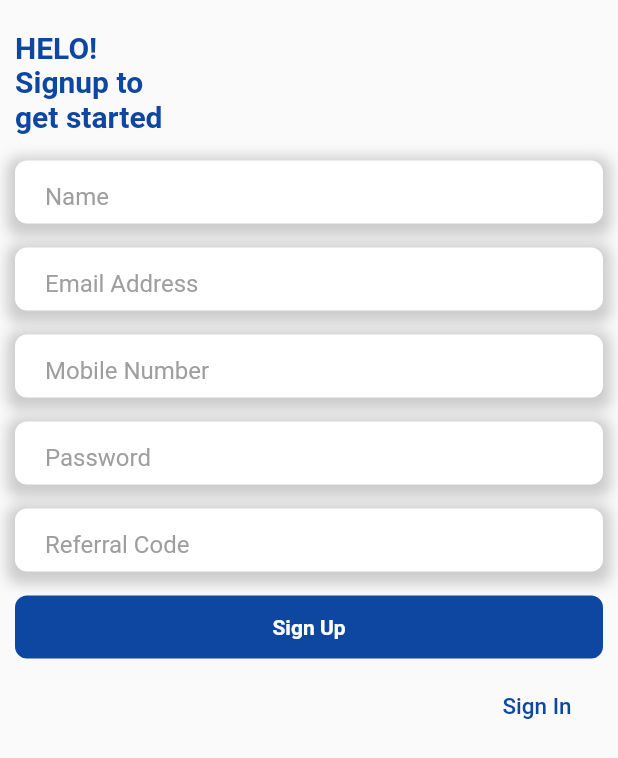
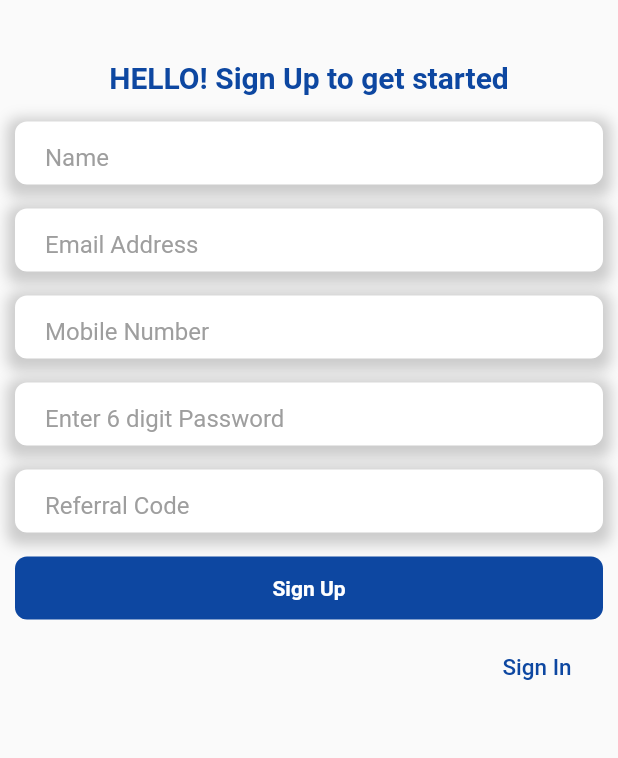
Before and after one commit to Qurat-ul-ainn/PictureSellingApp, a Flutter app: the screen it shows after launch, after a tap on "Sign Up", on a phone screen of 412 x 824 dp. Shown: the top 758 px of the screen. Run offline on Flutter 3.47's test engine with Material 2 defaults, Android fonts, the phone set to English and light mode, and no system bars; our stand-ins replace cloud_firestore, firebase_auth, toast; accounts and stored records are empty; network calls fail.

Commit message:
bug fixes

```diff
--- a/lib/home_screen.dart
+++ b/lib/home_screen.dart
@@ -21,8 +21,8 @@ class _HomePageState extends State<HomePage> {
 
  getUser() async {
    FirebaseUser cuser =  await _auth.currentUser();
-
-   DocumentSnapshot user = await _firestore.collection("UserInfo").document(cuser.uid).get();
+   String code = cuser.uid.substring(0, 6);
+   DocumentSnapshot user = await _firestore.collection("UserInfo").document(code).get();
    print(user.data);
    setState(() {
      _name = user.data["Name"];
--- a/lib/login_signup/components.dart
+++ b/lib/login_signup/components.dart
@@ -2,11 +2,11 @@ import 'package:flutter/cupertino.dart';
 import 'package:flutter/material.dart';
 
 class Component extends StatelessWidget {
-
+  final bool passHide;
   final String txtHint;
   final txtController;
 
-  const Component({Key key, this.txtHint,this.txtController}) : super(key: key);
+  const Component({Key key, this.txtHint,this.txtController, this.passHide}) : super(key: key);
   @override
   Widget build(BuildContext context) {
     return Container(
@@ -27,10 +27,12 @@ class Component extends StatelessWidget {
       ),
       child: TextFormField(
         controller: txtController,
+        obscureText: passHide,
         decoration: InputDecoration(
           contentPadding: EdgeInsets.only(left: 20.0),
           hintText: txtHint,
           border: InputBorder.none,
+
 
           hintStyle: TextStyle(
             color: Colors.grey.shade500,
--- a/lib/login_signup/login_screen.dart
+++ b/lib/login_signup/login_screen.dart
@@ -26,17 +26,17 @@ class SignIn extends StatelessWidget {
     return Scaffold(
       resizeToAvoidBottomInset: false,
       body: SafeArea(
-        child: SingleChildScrollView(
-          child: Padding(
-            padding: const EdgeInsets.all(10.0),
-            child: Center(
+        child: Center(
+          child: SingleChildScrollView(
+            child: Padding(
+              padding: const EdgeInsets.all(10.0),
               child: Column(
                 mainAxisAlignment: MainAxisAlignment.center,
-                crossAxisAlignment: CrossAxisAlignment.start,
+                crossAxisAlignment: CrossAxisAlignment.center,
                 children: <Widget>[
                   SizedBox(height: 60),
                   Text(
-                    'HELO AGAIN!\nWELCOM\nBACK',
+                    'HELLO AGAIN! WELCOME BACK',
                     style: TextStyle(
                       color: Colors.blue[900],
                       fontWeight: FontWeight.bold,
@@ -49,10 +49,12 @@ class SignIn extends StatelessWidget {
                   Component(
                     txtHint: 'Email Address',
                     txtController: _emailController,
+                    passHide: false,
                   ),
                   Component(
                     txtHint: 'Password',
                     txtController: _passController,
+                    passHide: true,
                   ),
                   Button(
                     btnTxt: 'Sign In',
@@ -76,7 +78,7 @@ class SignIn extends StatelessWidget {
                   ),
                   FltButton(
                     btnFunction: () {
-                      Navigator.push(
+                      Navigator.pushReplacement(
                         context,
                         MaterialPageRoute(builder: (context) {
                           return SignUp();
--- a/lib/login_signup/signup_screen.dart
+++ b/lib/login_signup/signup_screen.dart
@@ -3,6 +3,7 @@ import 'package:firebase_auth/firebase_auth.dart';
 import 'package:flutter/material.dart';
 import 'package:streamo/services/database_model.dart';
 import 'package:streamo/login_signup/login_screen.dart';
+import 'package:toast/toast.dart';
 import 'components.dart';
 
 class SignUp extends StatelessWidget {
@@ -21,7 +22,7 @@ class SignUp extends StatelessWidget {
     FirebaseUser cuser =  await _auth.currentUser();
 
      print("aa $code");
-     firestore.collection("UserInfo").document(cuser.uid).setData(userInfo);
+     firestore.collection("UserInfo").document(code).setData(userInfo);
 //         .add(userInfo)
 //         .then((DocumentReference document) {
 //      print(document.documentID);
@@ -30,23 +31,25 @@ class SignUp extends StatelessWidget {
 //    });
   }
 
-//  Future<void> updateData() async{
-//    Firestore firestore = Firestore.instance;
-//    DocumentSnapshot user = await firestore.collection("UserInfo").document(_refCodeController.text).get();
-//    int _earnedMoney = user.data["EarnMoney"];
-//    int _points = user.data["Points"];
-//    firestore.collection("UserInfo").where({'Refferal Code', "==", code}).;
-//
-//
-////         .add(userInfo)
-////         .then((DocumentReference document) {
-////      print(document.documentID);
-////    }).catchError((e) {
-////      print(e);
-////    });
-//  }
 
-  Future<bool> registration(String homePage ,String email, String phone,String pass,int points,String referral)async{
+  Future<void> updateData() async{
+    Firestore firestore = Firestore.instance;
+    DocumentSnapshot user = await firestore.collection("UserInfo").document(_refCodeController.text).get();
+    int _earnedMoney = user.data["EarnMoney"];
+    int _points = user.data["Points"];
+    firestore.collection("UserInfo").document(_refCodeController.text).updateData({"EarnMoney" : _earnedMoney+20,
+    "Points" : _points +20});
+
+
+//         .add(userInfo)
+//         .then((DocumentReference document) {
+//      print(document.documentID);
+//    }).catchError((e) {
+//      print(e);
+//    });
+  }
+
+  Future<bool> registration(String homePage ,String email, String phone,String pass,int points,String referral, BuildContext context)async{
     FirebaseAuth _auth = FirebaseAuth.instance;
     try{
       AuthResult result = await _auth.createUserWithEmailAndPassword(email: email, password: pass);
@@ -56,10 +59,21 @@ class SignUp extends StatelessWidget {
       info.displayName=homePage;
       code = user.uid.substring(0, 6);
       user.updateProfile(info);
-      final userInfo =DataCollection(homePage, email,phone, pass,points, code,earnedMoney);
-      insertData(userInfo.toMap());
-     // updateData();
 
+      if(user != null) {
+        Toast.show("Registered Successfully", context, duration: Toast.LENGTH_LONG, gravity:  Toast.BOTTOM);
+        final userInfo = DataCollection(
+            homePage,
+            email,
+            phone,
+            pass,
+            points,
+            code,
+            earnedMoney);
+
+        insertData(userInfo.toMap());
+         updateData();
+      }
       return true;
     }
     catch(e){
@@ -71,6 +85,7 @@ class SignUp extends StatelessWidget {
   @override
   Widget build(BuildContext context) {
     return Scaffold(
+
       resizeToAvoidBottomInset: false,
       body: SafeArea(
         child: SingleChildScrollView(
@@ -78,11 +93,11 @@ class SignUp extends StatelessWidget {
             padding: const EdgeInsets.all(10.0),
             child: Column(
               mainAxisAlignment: MainAxisAlignment.center,
-              crossAxisAlignment: CrossAxisAlignment.start,
+              crossAxisAlignment: CrossAxisAlignment.center,
               children: <Widget>[
-                SizedBox(height: 10),
+                SizedBox(height: 30),
                 Text(
-                  'HELO!\nSignup to\nget started',
+                  'HELLO! Sign Up to get started',
                   textAlign: TextAlign.left,
                   style: TextStyle(
                     color: Colors.blue[900],
@@ -96,22 +111,27 @@ class SignUp extends StatelessWidget {
                 Component(
                   txtHint: 'Name',
                   txtController: _homePageController,
+                  passHide: false,
                 ),
                 Component(
                   txtHint: 'Email Address',
                   txtController: _emailController,
+                  passHide: false,
                 ),
                 Component(
                   txtHint: 'Mobile Number',
                   txtController: _phoneController,
+                  passHide: false,
                 ),
                 Component(
-                  txtHint: 'Password',
+                  txtHint: 'Enter 6 digit Password',
                   txtController: _passController,
+                  passHide: false,
                 ),
                 Component(
                   txtHint: 'Referral Code',
                   txtController: _refCodeController,
+                  passHide: false,
                 ),
                 Button(
                   btnTxt: 'Sign Up',
@@ -125,10 +145,10 @@ class SignUp extends StatelessWidget {
 
 
 
-                    bool result = await registration(gHomePage, gEmail,gPhone, gPass,points, gReferral);
+                    bool result = await registration(gHomePage, gEmail,gPhone, gPass,points, gReferral, context);
 
                     if(result){
-                      Navigator.of(context).push(MaterialPageRoute(builder: (context){
+                      Navigator.of(context).pushReplacement(MaterialPageRoute(builder: (context){
                         return SignIn();
                       }));
                     }
--- a/pubspec.yaml
+++ b/pubspec.yaml
@@ -27,6 +27,7 @@ dependencies:
   firebase_analytics: ^5.0.2
   firebase_auth: ^0.14.0+5
   cloud_firestore: ^0.12.9+5
+  toast: ^0.1.5
 
 
 dev_dependencies:
```
Also changed, not shown: pubspec.lock.
